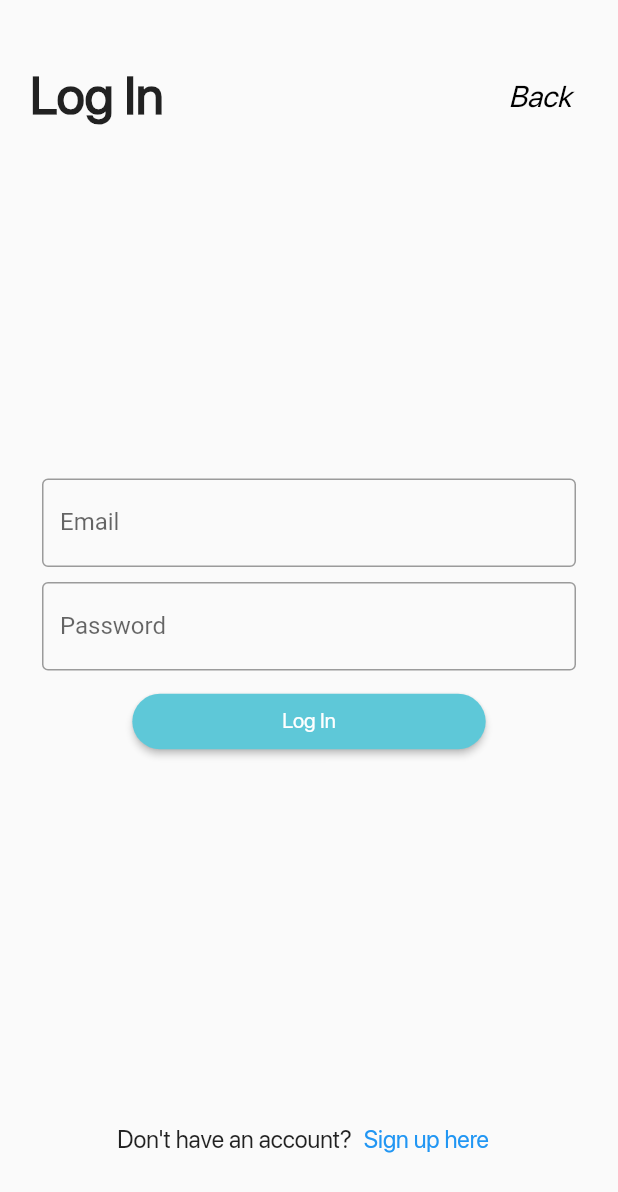
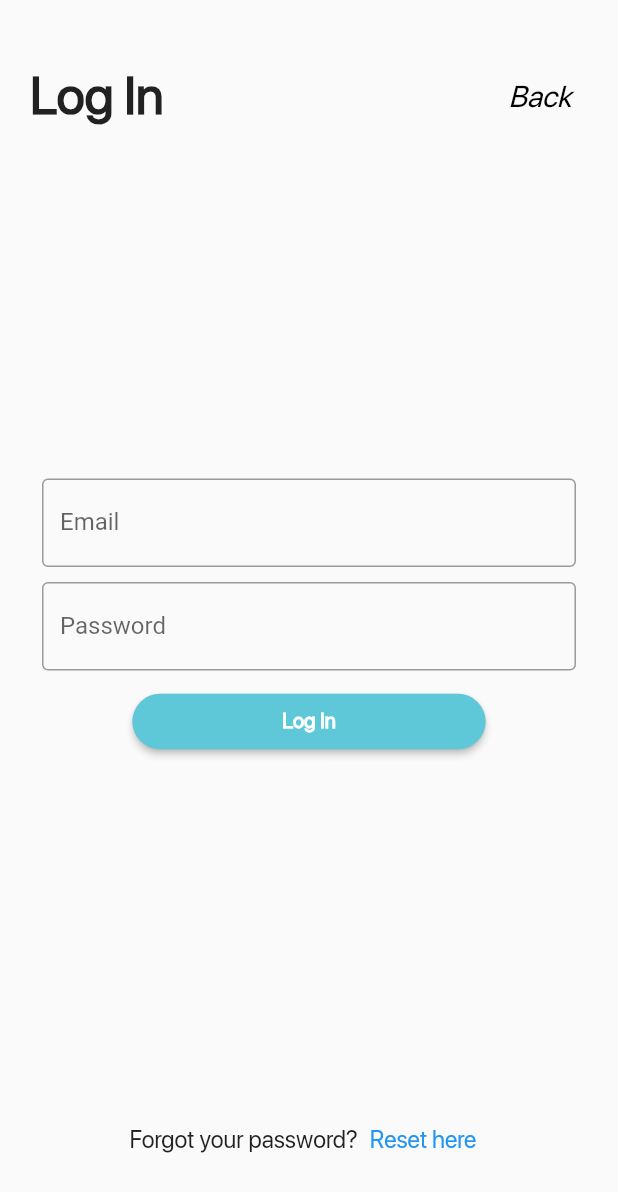
Before and after one commit to bryanjudetoh/capstone-flutter-app, a Flutter app: the screen it shows after launch, after a tap on "Log In", on a phone screen of 412 x 824 dp. Shown: the top 1192 px of the screen. Run offline on Flutter 3.47's test engine with Material 2 defaults, Android fonts, the phone set to English and light mode, and no system bars; our stand-ins replace form_field_validator.

Commit message:
added forgot password screen, adjusted for reusable components

```diff
--- a/lib/Screens/Login/components/components.dart
+++ /dev/null
@@ -1,106 +0,0 @@
-import 'package:flutter/material.dart';
-import 'package:youthapp/constants.dart';
-import 'package:form_field_validator/form_field_validator.dart';
-
-final emailValidator = MultiValidator([
-  RequiredValidator(errorText: "* Required"),
-  EmailValidator(errorText: "Enter a valid email address"),
-]);
-
-final passwordValidator = MultiValidator([
-  RequiredValidator(errorText: 'password is required'),
-  MinLengthValidator(8, errorText: 'password must be at least 8 digits long'),
-  PatternValidator(r'(?=.*?[#?!@$%^&*-])', errorText: 'passwords must have at least one special character')
-]);
-
-// class EmailLoginForm extends StatefulWidget {
-//   const EmailLoginForm({Key? key}) : super(key: key);
-//
-//   @override
-//   _EmailLoginFormState createState() => _EmailLoginFormState();
-// }
-//
-// class _EmailLoginFormState extends State<EmailLoginForm> {
-//   final formkey = GlobalKey<FormState>();
-//   String email = '';
-//   String password = '';
-//
-//   @override
-//   Widget build(BuildContext context) {
-//     return Form(
-//         key: formkey,
-//         child: Column(
-//           crossAxisAlignment: CrossAxisAlignment.start,
-//           children: <Widget>[
-//             Padding(
-//               padding: EdgeInsets.symmetric(horizontal: 8, vertical: 16),
-//               child: TextFormField(
-//                 decoration: InputDecoration(
-//                   border: OutlineInputBorder(),
-//                   labelText: 'Email',
-//                   hintText: 'Enter your email',
-//                 ),
-//                 validator: emailValidator,
-//                 onSaved: (value) => email = value!,
-//               ),
-//             ),
-//           ],
-//         ),
-//     );
-//   }
-// }
-//
-// class PasswordLoginForm extends StatefulWidget {
-//   const PasswordLoginForm({Key? key}) : super(key: key);
-//
-//   @override
-//   _PasswordLoginFormState createState() => _PasswordLoginFormState();
-// }
-//
-// class _PasswordLoginFormState extends State<PasswordLoginForm> {
-//   final formkey = GlobalKey<FormState>();
-//   String email = '';
-//   String password = '';
-//
-//   @override
-//   Widget build(BuildContext context) {
-//     return Column(
-//       crossAxisAlignment: CrossAxisAlignment.start,
-//       children: <Widget>[
-//         Padding(
-//           padding: EdgeInsets.symmetric(horizontal: 8, vertical: 16),
-//           child: TextFormField(
-//             obscureText: true,
-//             decoration: InputDecoration(
-//               border: OutlineInputBorder(),
-//               labelText: 'Password',
-//               hintText: 'Enter your password',
-//             ),
-//             validator: passwordValidator,
-//             onSaved: (value) => password = value!,
-//           ),
-//         ),
-//       ],
-//     );
-//   }
-// }
-//
-// class LoginButton extends StatelessWidget {
-//   const LoginButton({Key? key}) : super(key: key);
-//
-//   @override
-//   Widget build(BuildContext context) {
-//     return TextButton(
-//       child: Text('Log In',
-//         style: TextStyle(fontFamily: 'SF Pro Display'),
-//       ),
-//       style: TextButton.styleFrom(
-//         padding: EdgeInsets.fromLTRB(100.0, 10.0, 100.0, 10.0),
-//         primary: kWhite,
-//         backgroundColor: kLightBlue,
-//         onSurface: Colors.grey,
-//       ),
-//       onPressed: () { },
-//     );
-//   }
-// }
--- a/lib/Screens/Signup/components/components.dart
+++ /dev/null
@@ -1,51 +0,0 @@
-import 'package:flutter/material.dart';
-import 'package:youthapp/constants.dart';
-import 'package:form_field_validator/form_field_validator.dart';
-
-final emailValidator = MultiValidator([
-  RequiredValidator(errorText: "* Required"),
-  EmailValidator(errorText: "Enter a valid email address"),
-]);
-
-// class EmailSignupForm extends StatelessWidget {
-//   const EmailSignupForm({ Key? key }) : super(key: key);
-//
-//   @override
-//   Widget build(BuildContext context) {
-//     return Column(
-//       crossAxisAlignment: CrossAxisAlignment.start,
-//       children: <Widget>[
-//         Padding(
-//           padding: EdgeInsets.symmetric(horizontal: 8, vertical: 16),
-//           child: TextFormField(
-//             decoration: InputDecoration(
-//               border: OutlineInputBorder(),
-//               prefixIcon: Icon(Icons.email),
-//               hintText: 'Enter your email address',
-//             ),
-//           ),
-//         ),
-//       ],
-//     );
-//   }
-// }
-//
-// class LoginButton extends StatelessWidget {
-//   const LoginButton({Key? key}) : super(key: key);
-//
-//   @override
-//   Widget build(BuildContext context) {
-//     return TextButton(
-//       child: Text('Register',
-//           style: TextStyle(fontFamily: 'SF Pro Display'),
-//       ),
-//       style: TextButton.styleFrom(
-//         padding: EdgeInsets.fromLTRB(100.0, 10.0, 100.0, 10.0),
-//         primary: kWhite,
-//         backgroundColor: kLightBlue,
-//         onSurface: Colors.grey,
-//       ),
-//       onPressed: () { },
-//     );
-//   }
-// }
--- a/lib/Screens/Login/login.dart
+++ b/lib/Screens/login.dart
@@ -1,6 +1,7 @@
 import 'package:flutter/material.dart';
-import 'package:youthapp/Screens/Login/components/components.dart';
 import 'package:youthapp/constants.dart';
+import 'package:youthapp/widgets/rounded-button.dart';
+import 'package:youthapp/utilities/validators.dart';
 
 class LoginScreen extends StatefulWidget {
   const LoginScreen({Key? key}) : super(key: key);
@@ -36,7 +37,7 @@ class _LoginScreenState extends State<LoginScreen> {
                   style: TextButton.styleFrom(
                     textStyle: const TextStyle(fontSize: 20),
                   ),
-                  onPressed: () {Navigator.pop(context);},
+                  onPressed: () {Navigator.pushNamed(context, '/');},
                   child: const Text('Back',
                     style: TextStyle( fontFamily: "SF Pro Display", fontSize: 20.0, fontStyle: FontStyle.italic, color: Colors.black),
                   ),
@@ -73,19 +74,7 @@ class _LoginScreenState extends State<LoginScreen> {
                             onSaved: (value) => password = value!,
                           ),
                           SizedBox( height: 10.0,),
-                          ElevatedButton(
-                            child: Text('Log In',
-                              style: TextStyle(fontFamily: 'SF Pro Display'),
-                            ),
-                            style: ElevatedButton.styleFrom(
-                              shape: new RoundedRectangleBorder(
-                                borderRadius: new BorderRadius.circular(30.0),
-                              ),
-                              padding: EdgeInsets.fromLTRB(100.0, 10.0, 100.0, 10.0),
-                              primary: kLightBlue,
-                            ),
-                            onPressed: () {submit();},
-                          ),
+                          RoundedButton("Log In", submit, kLightBlue),
                         ],
                       ),
                   ),
@@ -97,7 +86,7 @@ class _LoginScreenState extends State<LoginScreen> {
               mainAxisAlignment: MainAxisAlignment.center,
               children: <Widget>[
                 Text(
-                  "Don't have an account?",
+                  "Forgot your password?",
                   style: TextStyle(
                     fontFamily: "SF Pro Display",
                     fontSize: 16.0,
@@ -107,8 +96,8 @@ class _LoginScreenState extends State<LoginScreen> {
                   style: TextButton.styleFrom(
                     textStyle: const TextStyle(fontSize: 20),
                   ),
-                  onPressed: () {Navigator.pushNamed(context, '/signup');},
-                  child: const Text('Sign up here',
+                  onPressed: () {Navigator.pushNamed(context, '/forgotpw');},
+                  child: const Text('Reset here',
                     style: TextStyle( fontFamily: "SF Pro Display", fontSize: 16.0),
                   ),
                 ),
--- a/lib/Screens/Welcome/welcome.dart
+++ b/lib/Screens/welcome.dart
@@ -1,6 +1,6 @@
 import 'package:flutter/material.dart';
-import 'package:youthapp/Screens/Welcome/components/components.dart';
 import 'package:youthapp/constants.dart';
+import 'package:youthapp/widgets/rounded-button.dart';
 
 class WelcomeScreen extends StatelessWidget {
   const WelcomeScreen({Key? key}) : super(key: key);
@@ -16,24 +16,13 @@ class WelcomeScreen extends StatelessWidget {
               mainAxisAlignment: MainAxisAlignment.center,
               children: <Widget>[
                 Image(
-                    image: AssetImage("assets/images/equity-lab-potion-logo.png")
+                    image: AssetImage(
+                        "assets/images/equity-lab-potion-logo.png")
                 ),
-                ElevatedButton(
-                  child: Text('Sign Up',
-                    style: TextStyle(fontFamily: 'SF Pro Display'),
-                  ),
-                  style: ElevatedButton.styleFrom(
-                    shape: new RoundedRectangleBorder(
-                      borderRadius: new BorderRadius.circular(30.0),
-                    ),
-                    padding: EdgeInsets.fromLTRB(100.0, 10.0, 100.0, 10.0),
-                    primary: kLightBlue,
-                  ),
-                  onPressed: () {Navigator.pushNamed(context, '/signup');},
-                ),
+                RoundedButton("Sign Up", () => Navigator.pushNamed(context, '/signup'), kLightBlue),
                 ElevatedButton(
                   child: Text('Log In',
-                    style: TextStyle(fontFamily: 'SF Pro Display', color: kLightBlue),
+                    style: TextStyle(fontFamily: 'SF Pro Display', color: kLightBlue, fontWeight: FontWeight.bold),
                   ),
                   style: ElevatedButton.styleFrom(
                     shape: new RoundedRectangleBorder(
@@ -51,4 +40,5 @@ class WelcomeScreen extends StatelessWidget {
       ),
     );
   }
+
 }
--- a/lib/main.dart
+++ b/lib/main.dart
@@ -1,7 +1,8 @@
 import 'package:flutter/material.dart';
-import 'package:youthapp/Screens/Login/login.dart';
-import 'package:youthapp/Screens/Signup/signup.dart';
-import 'Screens/Welcome/welcome.dart';
+import 'package:youthapp/Screens/login.dart';
+import 'package:youthapp/Screens/signup.dart';
+import 'package:youthapp/Screens/forgotpw.dart';
+import 'Screens/welcome.dart';
 import 'package:youthapp/constants.dart';
 
 void main() {
@@ -23,6 +24,7 @@ class MyApp extends StatelessWidget {
         '/': (context) => WelcomeScreen(),
         '/login': (context) => LoginScreen(),
         '/signup': (context) => SignUpScreen(),
+        '/forgotpw': (context) => ForgotPasswordScreen(),
       },
     );
   }
--- /dev/null
+++ b/lib/utilities/validators.dart
@@ -0,0 +1,11 @@
+import 'package:form_field_validator/form_field_validator.dart';
+
+final emailValidator = MultiValidator([
+  RequiredValidator(errorText: "* Required"),
+  EmailValidator(errorText: "Enter a valid email address"),
+]);
+
+final passwordValidator = MultiValidator([
+  RequiredValidator(errorText: 'password is required'),
+  LengthRangeValidator(errorText: 'password must be between 8 to 30 characters long', max: 30, min: 8),
+]);
--- /dev/null
+++ b/lib/widgets/rounded-button.dart
@@ -0,0 +1,27 @@
+import 'package:flutter/material.dart';
+import 'package:youthapp/constants.dart';
+
+class RoundedButton extends StatelessWidget {
+  RoundedButton(this.title, this.func, this.color);
+  final String title;
+  final Function func;
+  final Color color;
+
+
+  @override
+  Widget build(BuildContext context) {
+    return ElevatedButton(
+      child: Text(title,
+        style: TextStyle(fontFamily: 'SF Pro Display', fontWeight: FontWeight.bold),
+      ),
+      style: ElevatedButton.styleFrom(
+        shape: new RoundedRectangleBorder(
+          borderRadius: new BorderRadius.circular(30.0),
+        ),
+        padding: EdgeInsets.fromLTRB(100.0, 10.0, 100.0, 10.0),
+        primary: color,
+      ),
+      onPressed: () {func();},
+    );
+  }
+}
--- a/pubspec.yaml
+++ b/pubspec.yaml
@@ -23,6 +23,8 @@ environment:
 dependencies:
   flutter:
     sdk: flutter
+  http: ^0.13.3
+  form_field_validator: ^1.0.1
 
 
   # The following adds the Cupertino Icons font to your application.
@@ -33,7 +35,6 @@ dependencies:
 dev_dependencies:
   flutter_test:
     sdk: flutter
-  form_field_validator: ^1.0.1
 
 # For information on the generic Dart part of this file, see the
 # following page: https://dart.dev/tools/pub/pubspec
```
Also changed, not shown: lib/Screens/Welcome/components/components.dart (deleted, +0 -23 lines), lib/Screens/forgotpw.dart (added, +97 -0 lines), lib/Screens/signup.dart (renamed from lib/Screens/Signup/signup.dart, +4 -15 lines), pubspec.lock.
